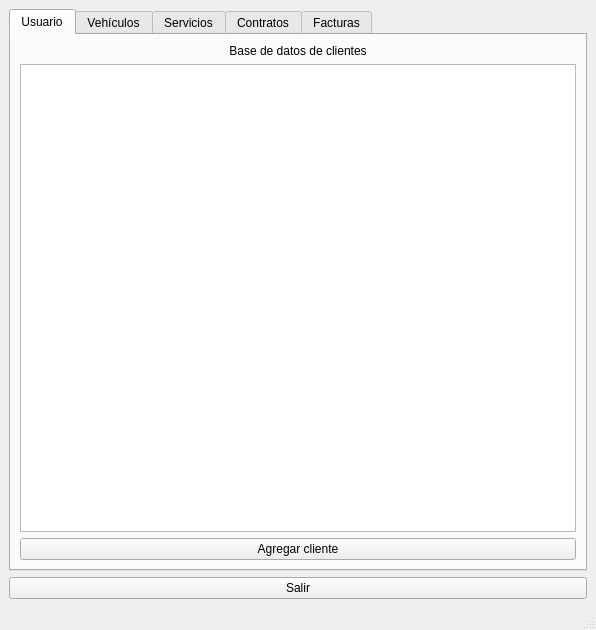
Qt form interfaz.ui (ValentinaColmenares/Proyecto_Concesionario) before a commit.
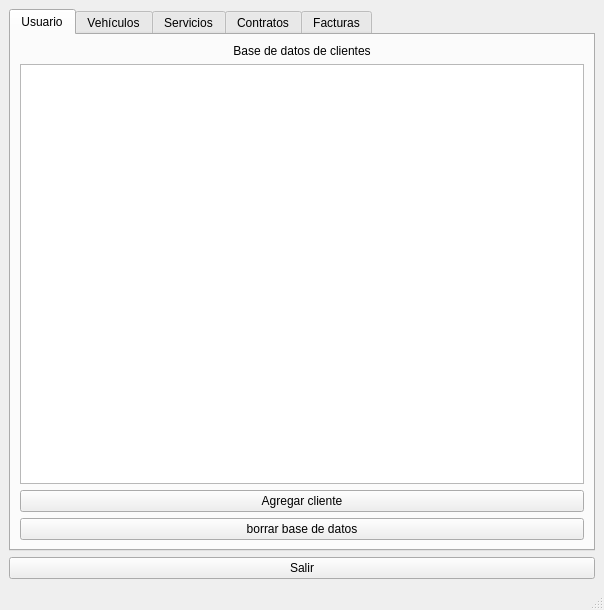
The same form after that commit.

Patch:
```diff
--- a/interfaz.ui
+++ b/interfaz.ui
@@ -6,16 +6,23 @@
    <rect>
     <x>0</x>
     <y>0</y>
-    <width>596</width>
-    <height>630</height>
+    <width>604</width>
+    <height>610</height>
    </rect>
   </property>
   <property name="windowTitle">
    <string>consecionario</string>
   </property>
   <widget class="QWidget" name="centralwidget">
-   <layout class="QVBoxLayout" name="verticalLayout_11">
-    <item>
+   <layout class="QGridLayout" name="gridLayout">
+    <item row="1" column="0">
+     <widget class="QPushButton" name="bSalir">
+      <property name="text">
+       <string>Salir</string>
+      </property>
+     </widget>
+    </item>
+    <item row="0" column="0">
      <widget class="QTabWidget" name="Modulos">
       <property name="currentIndex">
        <number>0</number>
@@ -52,6 +59,13 @@
               </property>
              </widget>
             </item>
+            <item>
+             <widget class="QPushButton" name="pushButton_3">
+              <property name="text">
+               <string>borrar base de datos</string>
+              </property>
+             </widget>
+            </item>
            </layout>
           </item>
          </layout>
@@ -180,13 +194,6 @@
       </widget>
      </widget>
     </item>
-    <item>
-     <widget class="QPushButton" name="bSalir">
-      <property name="text">
-       <string>Salir</string>
-      </property>
-     </widget>
-    </item>
    </layout>
   </widget>
   <widget class="QStatusBar" name="statusbar"/>
```
Left out of the diff: 87 changed lines with no effect on the pictures.
